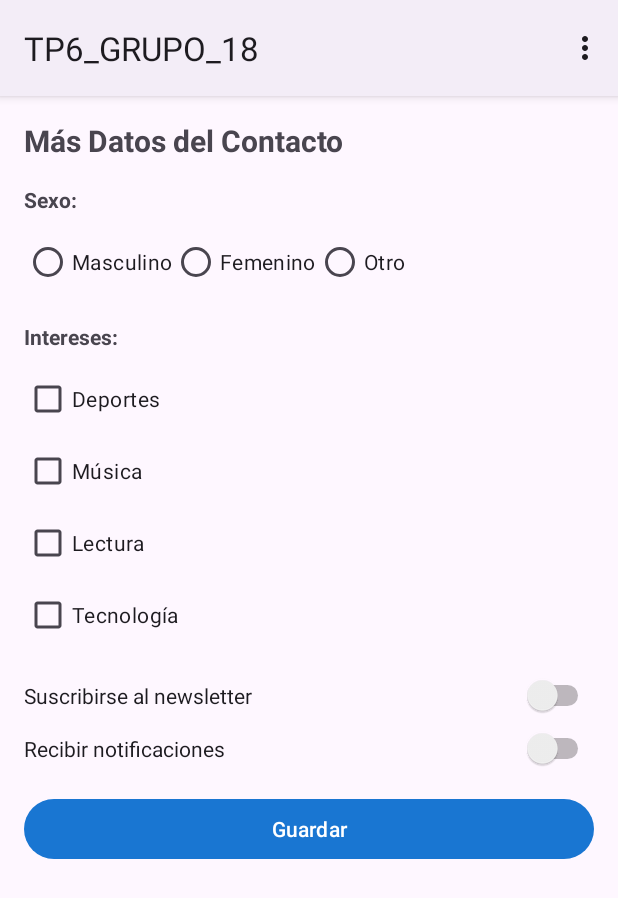
After one commit to valemo69/TP6_GRUPO_18, an Android app: the FormMasDatosContacto screen opened directly, with no data from a screen before it, on a phone screen of 412 x 824 dp. The commit adds this screen. Shown: the top 898 px of the screen. Run offline under Robolectric (Android 15) with nearby library versions, the phone set to English and light mode, and no system bars.

Commit message:
Aporte 5: Formulario Mas Datos Contacto (RadioButton, CheckBox, Switch) + SQLite integracion

```diff
--- /dev/null
+++ b/app/src/main/java/com/example/tp6_grupo_18/FormMasDatosContacto.java
@@ -0,0 +1,131 @@
+package com.example.tp6_grupo_18;
+
+import android.content.Intent;
+import android.os.Bundle;
+import android.view.Menu;
+import android.view.MenuItem;
+import android.view.View;
+import android.widget.Button;
+import android.widget.CheckBox;
+import android.widget.RadioButton;
+import android.widget.RadioGroup;
+import android.widget.Switch;
+import android.widget.Toast;
+
+import androidx.appcompat.app.AppCompatActivity;
+
+public class FormMasDatosContacto extends AppCompatActivity {
+
+    private RadioGroup rgSexo;
+    private CheckBox cbDeportes, cbMusica, cbLectura, cbTecnologia;
+    private Switch swNewsletter, swNotificaciones;
+    private Button btnGuardar;
+
+    private String nombre, apellido, telefono, email, fechaNac, direccion;
+
+    @Override
+    protected void onCreate(Bundle savedInstanceState) {
+        super.onCreate(savedInstanceState);
+        setContentView(R.layout.activity_form_mas_datos);
+
+        rgSexo = findViewById(R.id.rgSexo);
+        cbDeportes = findViewById(R.id.cbDeportes);
+        cbMusica = findViewById(R.id.cbMusica);
+        cbLectura = findViewById(R.id.cbLectura);
+        cbTecnologia = findViewById(R.id.cbTecnologia);
+        swNewsletter = findViewById(R.id.swNewsletter);
+        swNotificaciones = findViewById(R.id.swNotificaciones);
+        btnGuardar = findViewById(R.id.btnGuardar);
+
+        // Recibir datos del formulario anterior
+        Intent intent = getIntent();
+        nombre = intent.getStringExtra("nombre");
+        apellido = intent.getStringExtra("apellido");
+        telefono = intent.getStringExtra("telefono");
+        email = intent.getStringExtra("email");
+        fechaNac = intent.getStringExtra("fechaNac");
+        direccion = intent.getStringExtra("direccion");
+
+        btnGuardar.setOnClickListener(new View.OnClickListener() {
+            @Override
+            public void onClick(View v) {
+                guardarContacto();
+            }
+        });
+    }
+
+    private void guardarContacto() {
+        // Validar que se haya seleccionado un sexo
+        int selectedSexoId = rgSexo.getCheckedRadioButtonId();
+        if (selectedSexoId == -1) {
+            Toast.makeText(this, "Debe seleccionar un sexo", Toast.LENGTH_SHORT).show();
+            return;
+        }
+        RadioButton rbSexo = findViewById(selectedSexoId);
+        String sexo = rbSexo.getText().toString().substring(0, 1);
+
+        // Validar que se haya seleccionado al menos un interés
+        boolean tieneInteres = cbDeportes.isChecked() || cbMusica.isChecked() ||
+                cbLectura.isChecked() || cbTecnologia.isChecked();
+        if (!tieneInteres) {
+            Toast.makeText(this, "Debe seleccionar al menos un interés", Toast.LENGTH_SHORT).show();
+            return;
+        }
+
+        // Construir lista de intereses
+        StringBuilder intereses = new StringBuilder();
+        if (cbDeportes.isChecked()) intereses.append("Deportes,");
+        if (cbMusica.isChecked()) intereses.append("Música,");
+        if (cbLectura.isChecked()) intereses.append("Lectura,");
+        if (cbTecnologia.isChecked()) intereses.append("Tecnología,");
+
+        // Crear el contacto
+        Contacto contacto = new Contacto();
+        contacto.setNombre(nombre);
+        contacto.setApellido(apellido);
+        contacto.setTelefono(telefono);
+        contacto.setEmail(email);
+        contacto.setFechaNacimiento(fechaNac);
+        contacto.setDireccion(direccion);
+        contacto.setSexo(sexo);
+        contacto.setIntereses(intereses.toString());
+        contacto.setNewsletter(swNewsletter.isChecked());
+        contacto.setNotificaciones(swNotificaciones.isChecked());
+
+        // Guardar en SQLite
+        ContactoDBHelper dbHelper = new ContactoDBHelper(this);
+        long id = dbHelper.insertar(contacto);
+
+        if (id > 0) {
+            Toast.makeText(this, "Contacto guardado correctamente", Toast.LENGTH_SHORT).show();
+            Intent intent = new Intent(this, FormAgregarContacto.class);
+            intent.setFlags(Intent.FLAG_ACTIVITY_CLEAR_TOP);
+            startActivity(intent);
+            finish();
+        } else {
+            Toast.makeText(this, "Error al guardar el contacto", Toast.LENGTH_SHORT).show();
+        }
+    }
+
+    @Override
+    public boolean onCreateOptionsMenu(Menu menu) {
+        getMenuInflater().inflate(R.menu.menu_principal, menu);
+        return true;
+    }
+
+    @Override
+    public boolean onOptionsItemSelected(MenuItem item) {
+        int id = item.getItemId();
+        if (id == R.id.menu_agregar) {
+            Intent intent = new Intent(this, FormAgregarContacto.class);
+            intent.setFlags(Intent.FLAG_ACTIVITY_CLEAR_TOP);
+            startActivity(intent);
+            return true;
+        } else if (id == R.id.menu_listado) {
+            Intent intent = new Intent(this, FormListaContacto.class);
+            startActivity(intent);
+            return true;
+        }
+        return super.onOptionsItemSelected(item);
+    }
+}
--- /dev/null
+++ b/app/src/main/res/layout/activity_form_mas_datos.xml
@@ -0,0 +1,107 @@
+<?xml version="1.0" encoding="utf-8"?>
+<ScrollView xmlns:android="http://schemas.android.com/apk/res/android"
+    android:layout_width="match_parent"
+    android:layout_height="match_parent"
+    android:fillViewport="true">
+
+    <LinearLayout
+        android:layout_width="match_parent"
+        android:layout_height="wrap_content"
+        android:orientation="vertical"
+        android:padding="16dp">
+
+        <TextView
+            android:layout_width="wrap_content"
+            android:layout_height="wrap_content"
+            android:text="Más Datos del Contacto"
+            android:textSize="20sp"
+            android:textStyle="bold"
+            android:layout_marginBottom="16dp" />
+
+        <TextView
+            android:layout_width="wrap_content"
+            android:layout_height="wrap_content"
+            android:text="Sexo:"
+            android:textStyle="bold"
+            android:layout_marginBottom="8dp" />
+
+        <RadioGroup
+            android:id="@+id/rgSexo"
+            android:layout_width="match_parent"
+            android:layout_height="wrap_content"
+            android:orientation="horizontal"
+            android:layout_marginBottom="16dp">
+
+            <RadioButton
+                android:id="@+id/rbMasculino"
+                android:layout_width="wrap_content"
+                android:layout_height="wrap_content"
+                android:text="Masculino" />
+
+            <RadioButton
+                android:id="@+id/rbFemenino"
+                android:layout_width="wrap_content"
+                android:layout_height="wrap_content"
+                android:text="Femenino" />
+
+            <RadioButton
+                android:id="@+id/rbOtro"
+                android:layout_width="wrap_content"
+                android:layout_height="wrap_content"
+                android:text="Otro" />
+        </RadioGroup>
+
+        <TextView
+            android:layout_width="wrap_content"
+            android:layout_height="wrap_content"
+            android:text="Intereses:"
+            android:textStyle="bold"
+            android:layout_marginBottom="8dp" />
+
+        <CheckBox
+            android:id="@+id/cbDeportes"
+            android:layout_width="wrap_content"
+            android:layout_height="wrap_content"
+            android:text="Deportes" />
+
+        <CheckBox
+            android:id="@+id/cbMusica"
+            android:layout_width="wrap_content"
+            android:layout_height="wrap_content"
+            android:text="Música" />
+
+        <CheckBox
+            android:id="@+id/cbLectura"
+            android:layout_width="wrap_content"
+            android:layout_height="wrap_content"
+            android:text="Lectura" />
+
+        <CheckBox
+            android:id="@+id/cbTecnologia"
+            android:layout_width="wrap_content"
+            android:layout_height="wrap_content"
+            android:text="Tecnología"
+            android:layout_marginBottom="16dp" />
+
+        <Switch
+            android:id="@+id/swNewsletter"
+            android:layout_width="match_parent"
+            android:layout_height="wrap_content"
+            android:text="Suscribirse al newsletter"
+            android:layout_marginBottom="8dp" />
+
+        <Switch
+            android:id="@+id/swNotificaciones"
+            android:layout_width="match_parent"
+            android:layout_height="wrap_content"
+            android:text="Recibir notificaciones"
+            android:layout_marginBottom="16dp" />
+
+        <Button
+            android:id="@+id/btnGuardar"
+            android:layout_width="match_parent"
+            android:layout_height="wrap_content"
+            android:text="Guardar" />
+
+    </LinearLayout>
+</ScrollView>
```
Also changed, not shown: app/src/main/AndroidManifest.xml (+9 -5 lines), app/src/main/java/com/example/tp6_grupo_18/Contacto.java (added, +59 -0 lines), app/src/main/java/com/example/tp6_grupo_18/ContactoDBHelper.java (added, +112 -0 lines), app/src/main/java/com/example/tp6_grupo_18/FormAgregarContacto.java (+23 -14 lines), app/src/main/java/com/example/tp6_grupo_18/FormListaContacto.java (+63 -12 lines), app/src/main/res/layout/activity_form_lista_contacto.xml (+17 -6 lines).
